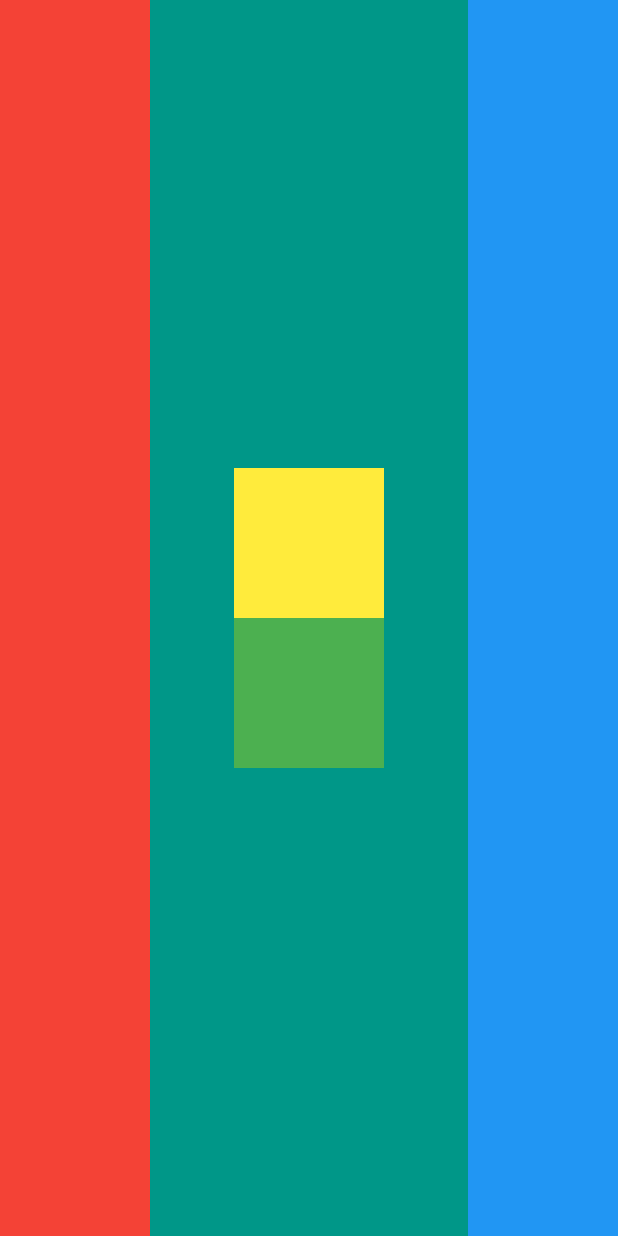
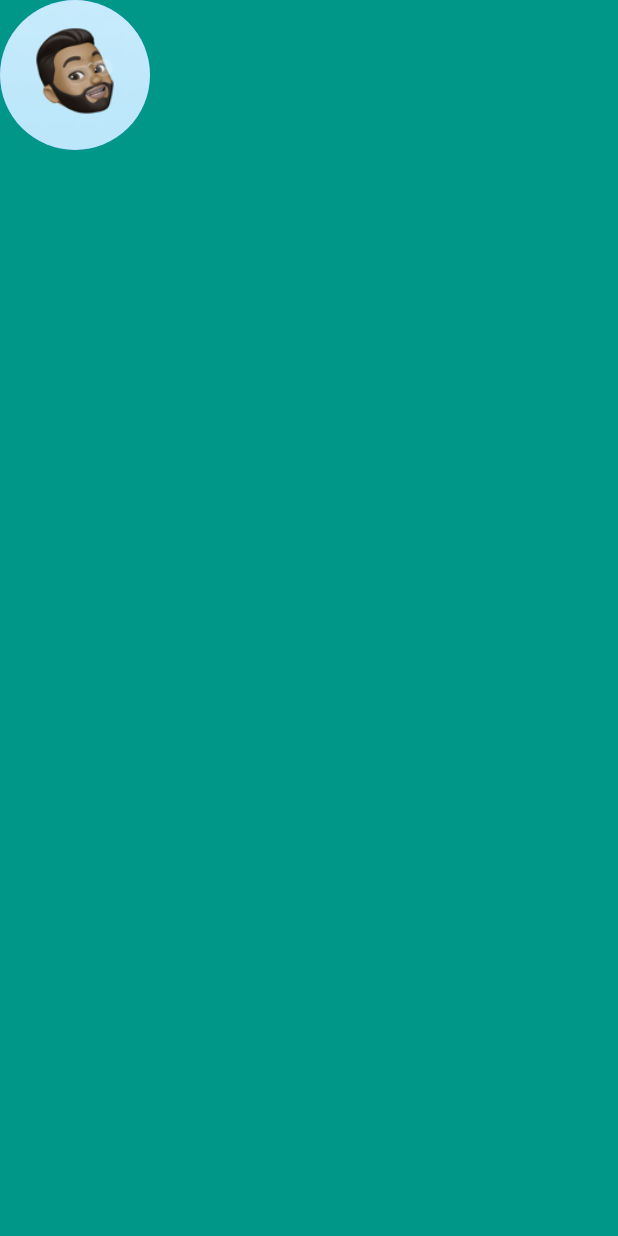
Before and after one commit to fdorado985/MiCard-Flutter, a Flutter app: the screen it shows after launch, on a phone screen of 412 x 824 dp. Run offline on Flutter 3.47's test engine with Material 2 defaults, Android fonts, the phone set to English and light mode, and no system bars.

Commit message:
Add the circle image for profilee

```diff
--- a/lib/main.dart
+++ b/lib/main.dart
@@ -11,33 +11,9 @@ class MyApp extends StatelessWidget {
       home: Scaffold(
         backgroundColor: Colors.teal,
         body: SafeArea(
-          child: Row(
-            mainAxisAlignment: MainAxisAlignment.spaceBetween,
-            children: [
-              Container(
-                color: Colors.red,
-                width: 100.0,
-              ),
-              Column(
-                mainAxisAlignment: MainAxisAlignment.center,
-                children: [
-                  Container(
-                    color: Colors.yellow,
-                    width: 100.0,
-                    height: 100.0,
-                  ),
-                  Container(
-                    color: Colors.green,
-                    width: 100.0,
-                    height: 100.0,
-                  ),
-                ],
-              ),
-              Container(
-                color: Colors.blue,
-                width: 100.0,
-              ),
-            ],
+          child: CircleAvatar(
+            radius: 50.0,
+            backgroundImage: AssetImage('images/profile.jpg'),
           ),
         ),
       ),
```
Also changed, not shown: pubspec.yaml (+2 -56 lines), images/profile.jpg (added).
